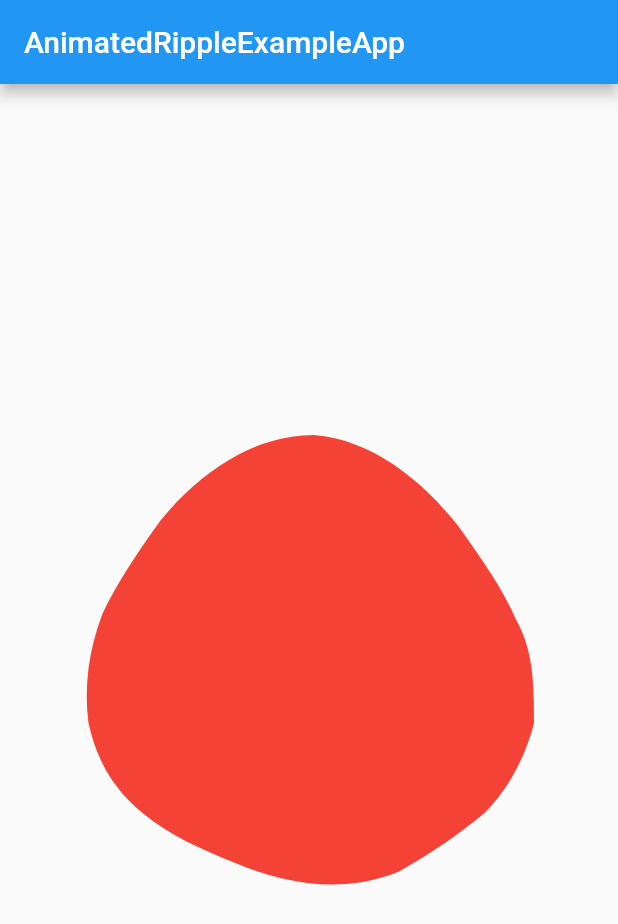
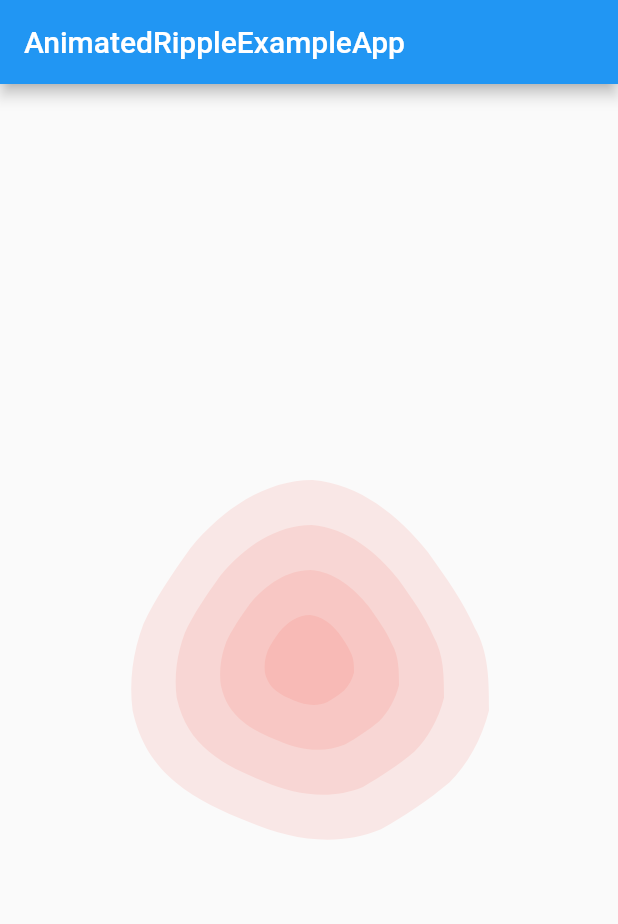
Before and after one commit to zddarova/animated_ripple, a Flutter app: the screen it shows after launch, on a phone screen of 412 x 824 dp. Shown: the top 924 px of the screen. Run offline on Flutter 3.47's test engine with Material 2 defaults, Android fonts, the phone set to English and light mode, and no system bars.

Commit message:
added stacking ripples

```diff
--- a/example/lib/home_screen.dart
+++ b/example/lib/home_screen.dart
@@ -30,7 +30,10 @@ class _HomeScreenState extends State<HomeScreen> with SingleTickerProviderStateM
         title: const Text('AnimatedRippleExampleApp'),
       ),
       body: const Center(
-        child: AnimatedRipple(),
+        child: AnimatedRipple(
+          size: Size.fromRadius(150),
+          numberOfRipples: 5,
+        ),
       ),
     );
   }
--- a/lib/animated_ripple.dart
+++ b/lib/animated_ripple.dart
@@ -3,7 +3,14 @@ library animated_ripple;
 import 'package:flutter/material.dart';
 
 class AnimatedRipple extends StatefulWidget {
-  const AnimatedRipple({Key? key}) : super(key: key);
+  const AnimatedRipple({
+    Key? key,
+    required this.size,
+    required this.numberOfRipples,
+  }) : super(key: key);
+
+  final int numberOfRipples;
+  final Size size;
 
   @override
   State<AnimatedRipple> createState() => _AnimatedRippleState();
@@ -26,12 +33,20 @@ class _AnimatedRippleState extends State<AnimatedRipple> with SingleTickerProvid
 
   @override
   Widget build(BuildContext context) {
-    return CustomPaint(
-      size: const Size(300, 300),
-      painter: _RipplePainter(
-        size: const Size.fromRadius(150),
-        color: Colors.red,
-      ),
+    return Stack(
+      alignment: Alignment.center,
+      children: [
+        for (var i = 0; i < widget.numberOfRipples; i++)
+          CustomPaint(
+            size: widget.size / widget.numberOfRipples.toDouble() * i.toDouble(),
+            painter: _RipplePainter(
+              opacity: 0.1,
+              size: widget.size / widget.numberOfRipples.toDouble() * i.toDouble(),
+
+              color: Colors.red,
+            ),
+          ),
+      ],
     );
   }
 }
@@ -39,10 +54,12 @@ class _AnimatedRippleState extends State<AnimatedRipple> with SingleTickerProvid
 class _RipplePainter extends CustomPainter {
   final Size size;
   final Color color;
+  final double opacity;
 
   _RipplePainter({
     required this.size,
-    this.color = Colors.transparent,
+    required this.opacity,
+    required this.color,
   });
 
   @override
@@ -50,7 +67,7 @@ class _RipplePainter extends CustomPainter {
     Paint paint = Paint();
     Path path = Path();
 
-    paint.color = color;
+    paint.color = color.withOpacity(opacity);
     path = Path();
     path.lineTo(size.width * 0.83, size.height / 5);
     path.cubicTo(size.width * 0.75, size.height * 0.1, size.width * 0.64, size.height * 0.01, size.width * 0.51, 0);
```
Also changed, not shown: 1 other file.
